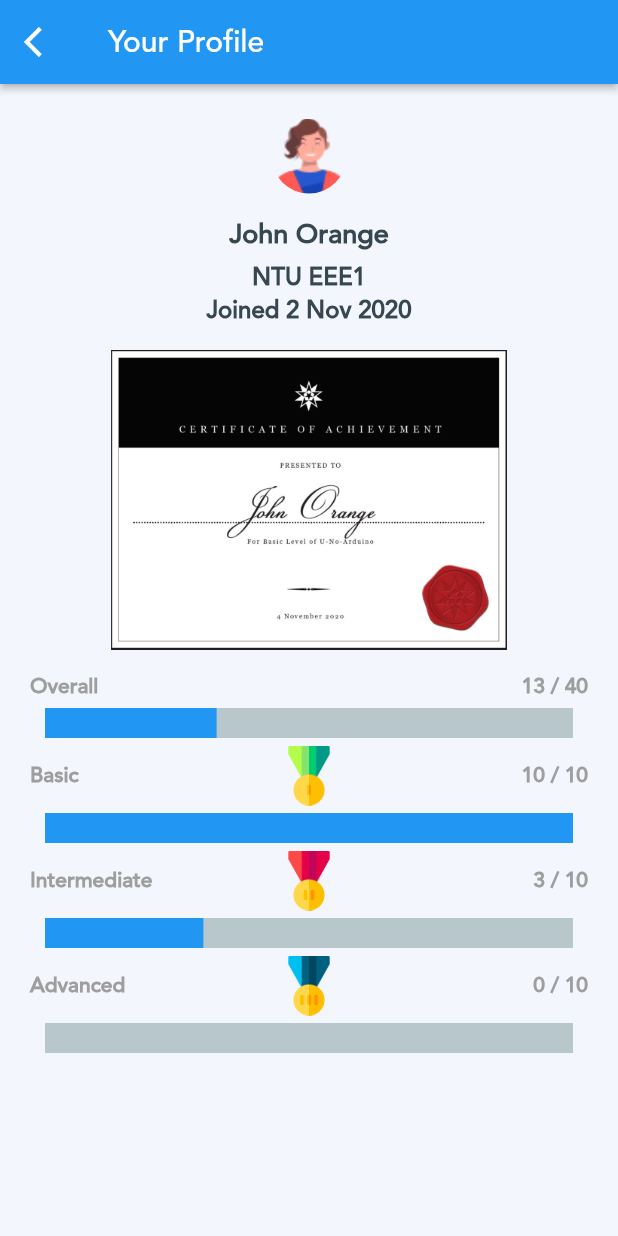
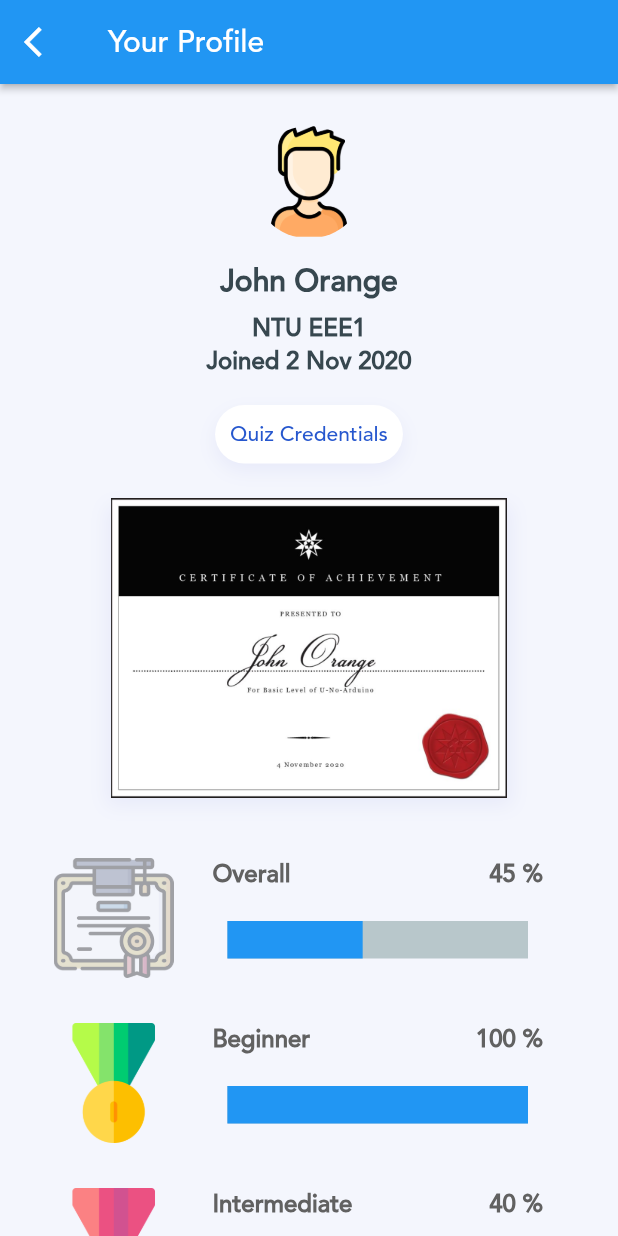
Before and after one commit to franciscobryant/DIP-U-No-Arduino, a Flutter app: the ProfilePage screen opened directly, on a phone screen of 412 x 824 dp. Run offline on Flutter 3.47's test engine with Material 2 defaults, Android fonts, the phone set to English and light mode, and no system bars; drawn by our look-alikes of percent_indicator; our stand-ins replace carousel_pro, google_fonts, webview_flutter, youtube_player_flutter.

Commit message:
final change to the profile page of the user

```diff
--- a/lib/AppendixPage.dart
+++ b/lib/AppendixPage.dart
@@ -90,7 +90,7 @@ class _appendixPageState extends State<appendixPage> {
                     decoration: BoxDecoration(
                         shape: BoxShape.circle,
                         image: DecorationImage(
-                            image: AssetImage('assets/image/profilePic.png'))),
+                            image: AssetImage('assets/image/john_orange.png'))),
                   ),
                 ),
               ],
--- a/lib/MainPage.dart
+++ b/lib/MainPage.dart
@@ -64,7 +64,7 @@ class _mainPageState extends State<mainPage> {
                     decoration: BoxDecoration(
                         shape: BoxShape.circle,
                         image: DecorationImage(
-                            image: AssetImage('assets/image/profilePic.png'))),
+                            image: AssetImage('assets/image/john_orange.png'))),
                   ),
                 ),
               ],
@@ -160,25 +160,6 @@ class _mainPageState extends State<mainPage> {
                             SizedBox(
                               height: 20,
                             ),
-                            // courseWidget(
-                            //   'Microcontroller',
-                            //   'Learn more about them!',
-                            //   'img4',
-                            //   Color(0xffe9eefa),
-                            //   Colors.white,
-                            //   'Hardware 1',
-                            //   'Introduction to Arduino',
-                            //   'Hardware1',
-                            //   'Hardware 2',
-                            //   'Getting to know Arduino',
-                            //   'Hardware2',
-                            //   'Software 1',
-                            //   'Place to program!',
-                            //   'Software1',
-                            //   'Software 2',
-                            //   'Running your first program',
-                            //   'Software2',
-                            // ),
                             Container(
                               padding: EdgeInsets.only(
                                   top: 20, left: 20, right: 20, bottom: 10),
--- a/lib/ProfilePage.dart
+++ b/lib/ProfilePage.dart
@@ -1,6 +1,7 @@
 import 'package:flutter/cupertino.dart';
 import 'package:flutter/material.dart';
 import 'package:percent_indicator/linear_percent_indicator.dart';
+import 'package:onlinelearning/colors/light_color.dart';
 
 class ProfilePage extends StatefulWidget {
   // This widget is the root of your application.
@@ -41,18 +42,18 @@ class ProfilePage_State extends State<ProfilePage> {
             crossAxisAlignment: CrossAxisAlignment.center,
             children: [
               SizedBox(
-                height: 13,
+                height: 18,
               ),
               Padding(
                 padding: EdgeInsets.fromLTRB(0, 10, 0, 5),
                 child: Container(
-                  width: 50.0,
-                  height: 50.0,
+                  width: 75.0,
+                  height: 75.0,
                   decoration: BoxDecoration(
                     shape: BoxShape.circle,
                     image: DecorationImage(
                       fit: BoxFit.fill,
-                      image: AssetImage("assets/image/profilePic.png"),
+                      image: AssetImage("assets/image/john_orange.png"),
                     ),
                   ),
                 ),
@@ -61,12 +62,12 @@ class ProfilePage_State extends State<ProfilePage> {
                 height: 5,
               ),
               Container(
-                padding: EdgeInsets.fromLTRB(0, 5, 0, 5),
+                padding: EdgeInsets.fromLTRB(0, 5, 0, 7),
                 child: Text(
                   "John Orange",
                   style: TextStyle(
                       color: Colors.blueGrey[800],
-                      fontSize: 18.0,
+                      fontSize: 20.0,
                       fontWeight: FontWeight.bold),
                 ),
               ),
@@ -89,12 +90,58 @@ class ProfilePage_State extends State<ProfilePage> {
                 ),
               ),
               SizedBox(
-                height: 15,
+                height: 18,
+              ),
+              InkWell(
+                onTap: () {
+                  showDialog(
+                    context: context,
+                    child: new AlertDialog(
+                      content: Text(
+                        "Username   : johnorange \nPassword    : Arduino.1",
+                        style: TextStyle(
+                          color: Colors.indigo,
+                        ),
+                      ),
+                    ),
+                  );
+                },
+                child: Container(
+                  padding: EdgeInsets.all(10),
+                  decoration: BoxDecoration(
+                    boxShadow: <BoxShadow>[
+                      BoxShadow(
+                          offset: Offset(0, 5),
+                          blurRadius: 10,
+                          color: LightColor.lightpurple.withAlpha(30))
+                    ],
+                    color: Colors.white,
+                    borderRadius: BorderRadius.all(Radius.circular(20)),
+                  ),
+                  child: Text(
+                    "Quiz Credentials",
+                    style: TextStyle(
+                      color: (Color(0xffe9eefa) == Color(0xffe9eefa)
+                          ? Color(0xff2657ce)
+                          : Colors.white),
+                      fontWeight: FontWeight.w600,
+                    ),
+                  ),
+                ),
+              ),
+              SizedBox(
+                height: 23,
               ),
               Container(
+                width: 270,
                 height: 200.0,
-                width: double.maxFinite,
                 decoration: BoxDecoration(
+                  boxShadow: <BoxShadow>[
+                    BoxShadow(
+                        offset: Offset(0, 5),
+                        blurRadius: 10,
+                        color: LightColor.lightpurple.withAlpha(30))
+                  ],
                   image: DecorationImage(
                     fit: BoxFit.fitHeight,
                     image:
@@ -103,15 +150,26 @@ class ProfilePage_State extends State<ProfilePage> {
                 ),
               ),
               SizedBox(
-                height: 15,
+                height: 25,
               ),
-              _progress(context, "Overall", "", 40, 13),
+              _progress(context, "Overall", 100, 45,
+                  "assets/image/Certificate Badge Transparent.png"),
+              _progress(context, "Beginner", 100, 100,
+                  "assets/image/Beginner Badge Opaque.png"),
               _progress(
-                  context, "Basic", "assets/image/basic_badges.png", 10, 10),
-              _progress(context, "Intermediate",
-                  "assets/image/intemediate_badges.png", 10, 3),
-              _progress(context, "Advanced", "assets/image/advanced_badges.png",
-                  10, 0),
+                context,
+                "Intermediate",
+                100,
+                40,
+                "assets/image/Intermediate Badge Transparent.png",
+              ),
+              _progress(
+                context,
+                "Advanced",
+                100,
+                0,
+                "assets/image/Advanced Badge Transparent.png",
+              ),
             ],
           ),
         ),
@@ -119,45 +177,70 @@ class ProfilePage_State extends State<ProfilePage> {
     );
   }
 
-  _progress(BuildContext context, var name, String path, var max, var value) {
-    return Column(
+  _progress(BuildContext context, var name, var max, var value, String path) {
+    return Container(
+      padding: EdgeInsets.symmetric(vertical: 15, horizontal: 20),
+      child: Row(
+        mainAxisAlignment: MainAxisAlignment.start,
         children: [
-        Padding(
-          padding: EdgeInsets.fromLTRB(20.0, 0, 20.0, 5.0),
-          child: Row(
+          Expanded(
+            flex: 3,
+            child: Container(
+              height: 80,
+              decoration: BoxDecoration(
+                image: DecorationImage(
+                  image: AssetImage(path),
+                ),
+              ),
+            ),
+          ),
+          Expanded(
+            flex: 7,
+            child: Container(
+              padding: EdgeInsets.only(
+                left: 10,
+                right: 30,
+              ),
+              height: 80,
+              child: Column(
+                children: <Widget>[
+                  Row(
                     mainAxisSize: MainAxisSize.max,
                     mainAxisAlignment: MainAxisAlignment.center,
                     crossAxisAlignment: CrossAxisAlignment.center,
-            children: [
+                    children: <Widget>[
                       Expanded(
                         flex: 1,
                         child: Container(
-                  child: Text(name,
+                          child: Text(
+                            name,
                             style: TextStyle(
-                          color: Colors.grey, fontWeight: FontWeight.bold)),
+                              fontSize: 16,
+                              color: Colors.grey[700],
+                              fontWeight: FontWeight.bold,
                             ),
                           ),
-              Expanded(
-                flex: 1,
-                child: Container(
-                  child: Image.asset(path,
-                      width: 40.0, height: path.isEmpty ? 0.0 : 40.0),
                         ),
                       ),
                       Expanded(
                         flex: 1,
                         child: Container(
                           alignment: Alignment.centerRight,
-                  child: Text("$value / $max",
+                          child: Text(
+                            "$value %",
                             style: TextStyle(
-                          color: Colors.grey, fontWeight: FontWeight.bold)),
+                                fontSize: 16,
+                                color: Colors.grey[700],
+                                fontWeight: FontWeight.bold),
+                          ),
                         ),
                       ),
                     ],
                   ),
+                  SizedBox(
+                    height: 20,
                   ),
                   Container(
-          padding: EdgeInsets.fromLTRB(20.0, 0, 20.0, 5.0),
                     width: double.maxFinite,
                     height: 25.0,
                     child: LinearPercentIndicator(
@@ -167,6 +250,11 @@ class ProfilePage_State extends State<ProfilePage> {
                     ),
                   ),
                 ],
+              ),
+            ),
+          ),
+        ],
+      ),
     );
   }
 }
--- a/lib/ProjectPage.dart
+++ b/lib/ProjectPage.dart
@@ -535,7 +535,7 @@ class _projectPageState extends State<projectPage> {
                     decoration: BoxDecoration(
                         shape: BoxShape.circle,
                         image: DecorationImage(
-                            image: AssetImage('assets/image/profilePic.png'))),
+                            image: AssetImage('assets/image/john_orange.png'))),
                   ),
                 ),
               ],
```
Also changed, not shown: assets/image/Advanced Badge Transparent.png (added), assets/image/Beginner Badge Opaque.png (added), assets/image/Certificate Badge Transparent.png (added), assets/image/Intermediate Badge Transparent.png (added), assets/image/john_orange.png (added), assets/image/silver-medal.png (added), 1 other file. Lines whose indentation alone changed are shown as unchanged.
